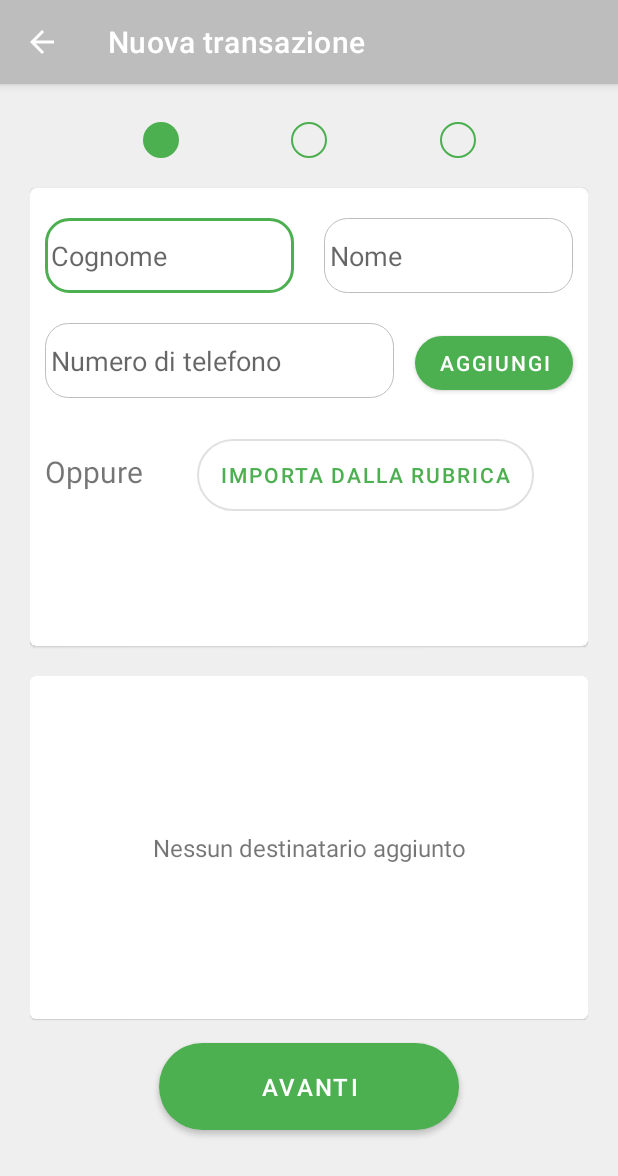
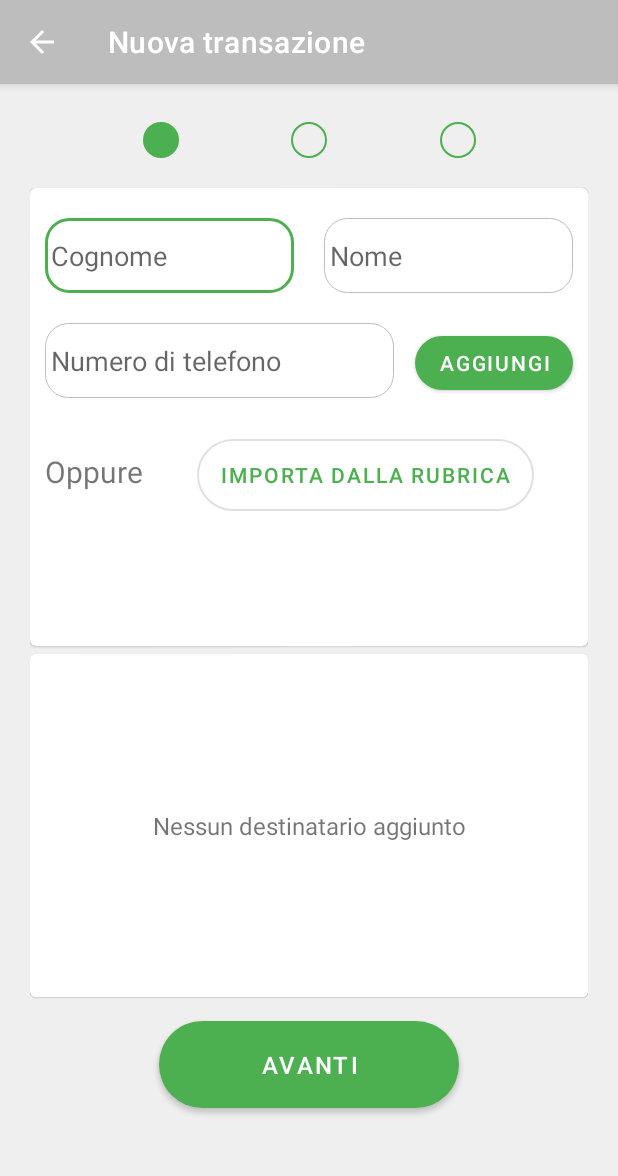
Before and after one commit to omarTornaghi/QuickBalance, an Android app: the screen it shows after launch (NuovaOpActivity), on a phone screen of 412 x 824 dp. Shown: the top 1176 px of the screen. Run offline under Robolectric (Android 15) with nearby library versions, the phone set to English and light mode, and no system bars; Roboto replaces fonts that are not available here.

Commit message:
Implementato logica di inserimento nel recycler view, miglioramenti generali

```diff
--- a/app/src/main/java/com/example/quickbalance/NuovaOpActivity.kt
+++ b/app/src/main/java/com/example/quickbalance/NuovaOpActivity.kt
@@ -1,17 +1,76 @@
 package com.example.quickbalance
 
 import android.os.Bundle
+import android.util.Log
 import android.view.View
+import android.widget.Toast
 import androidx.appcompat.app.AppCompatActivity
+import androidx.recyclerview.widget.LinearLayoutManager
+import com.example.quickbalance.Adapters.DestinatarioAdapter
+import com.example.quickbalance.DataTypes.DestinatarioType
 import kotlinx.android.synthetic.main.activity_creazione_stepuno.*
+import java.util.regex.Matcher
+import java.util.regex.Pattern
+
 
 class NuovaOpActivity: AppCompatActivity() {
+    private lateinit var list:ArrayList<DestinatarioType>
+    private lateinit var recyclerViewAdapter:DestinatarioAdapter
+
     override fun onCreate(savedInstanceState: Bundle?) {
         super.onCreate(savedInstanceState)
         setContentView(R.layout.activity_creazione_stepuno)
+        topAppBar.setNavigationOnClickListener(navigationIconOnClickListener)
+        buttonAggiungiDestinatario.setOnClickListener(aggiungiDestinatarioOnClickListener)
+        recyclerViewAdapter = setRecyclerView()
+        list = ArrayList()
+    }
 
-        topAppBar.setNavigationOnClickListener(navigationIconOnClickListener)
+    private fun setRecyclerView(): DestinatarioAdapter {
+        /* Set del recycler view */
+        val recyclerViewAdapter = DestinatarioAdapter(mutableListOf(), textViewDatiVuoti)
+        recyclerView.adapter = recyclerViewAdapter
+        recyclerView.layoutManager = LinearLayoutManager(this)
+        return recyclerViewAdapter
     }
+
+    private fun controllaNumero(telefono: String):Boolean{
+        val m:Matcher
+        val pattern = "^\\s*(?:\\+?(\\d{1,3}))?[-. (]*(\\d{3})[-. )]*(\\d{3})[-. ]*(\\d{4})(?: *x(\\d+))?\\s*$"
+        val r: Pattern = Pattern.compile(pattern)
+        m = r.matcher(telefono.trim())
+        if ((telefono.isBlank() || m.find())){
+            if(telefono.isBlank() || (telefono.get(0) != '+' && telefono.length == 10))
+                return true
+            if(telefono.isBlank() || (telefono.get(0) == '+' && telefono.length == 13))
+                return true
+        }
+        return false
+    }
+
+    private fun aggiungiDestinatario(cognome: String, nome: String, telefono: String){
+        if(cognome.isNotBlank() && nome.isNotBlank() && controllaNumero(telefono)){
+            list.add(DestinatarioType(cognome, nome, telefono))
+            recyclerViewAdapter.addItem(DestinatarioType(cognome, nome, telefono))
+        }
+        else
+            Toast.makeText(this,getString(R.string.fields_not_valid),Toast.LENGTH_SHORT).show()
+    }
+
+    private fun normalizzaStringa(sIn:String):String{
+        var s = sIn.replace(" ", "")
+        s = s.capitalize()
+        return s
+    }
+
+    val aggiungiDestinatarioOnClickListener=View.OnClickListener {
+        aggiungiDestinatario(
+            normalizzaStringa(editTextCognome.text.toString()),
+            normalizzaStringa(editTextNome.text.toString()),
+            editTextNumero.text.toString()
+        )
+    }
+
     val navigationIconOnClickListener= View.OnClickListener {
         finish()
     }
--- a/app/src/main/res/layout/activity_creazione_stepuno.xml
+++ b/app/src/main/res/layout/activity_creazione_stepuno.xml
@@ -88,7 +88,7 @@
                     android:layout_height="match_parent">
 
                     <com.google.android.material.textfield.TextInputEditText
-                        android:id="@+id/editTextTextCognome"
+                        android:id="@+id/editTextCognome"
                         android:layout_width="0dp"
                         android:layout_height="50dp"
                         android:layout_marginStart="10dp"
@@ -100,19 +100,19 @@
                         android:ems="10"
                         android:hint="Cognome"
                         android:inputType="textPersonName"
-                        android:nextFocusLeft="@+id/editTextTextNome"
-                        android:nextFocusRight="@+id/editTextTextNome"
-                        android:nextFocusUp="@+id/editTextTextNome"
-                        android:nextFocusDown="@+id/editTextTextNome"
+                        android:nextFocusLeft="@+id/editTextNome"
+                        android:nextFocusRight="@+id/editTextNome"
+                        android:nextFocusUp="@+id/editTextNome"
+                        android:nextFocusDown="@+id/editTextNome"
                         android:textColorHighlight="@color/green"
                         android:textColorLink="@color/green"
-                        app:layout_constraintEnd_toStartOf="@+id/editTextTextNome"
+                        app:layout_constraintEnd_toStartOf="@+id/editTextNome"
                         app:layout_constraintHorizontal_bias="0.3"
                         app:layout_constraintStart_toStartOf="parent"
                         app:layout_constraintTop_toTopOf="parent" />
 
                     <EditText
-                        android:id="@+id/editTextTextNome"
+                        android:id="@+id/editTextNome"
                         android:layout_width="0dp"
                         android:layout_height="50dp"
                         android:layout_marginStart="10dp"
@@ -125,10 +125,10 @@
                         android:inputType="textPersonName"
                         android:textColorHighlight="@color/green"
                         android:textColorLink="@color/green"
-                        app:layout_constraintBottom_toBottomOf="@+id/editTextTextCognome"
+                        app:layout_constraintBottom_toBottomOf="@+id/editTextCognome"
                         app:layout_constraintEnd_toEndOf="parent"
                         app:layout_constraintHorizontal_bias="0.5"
-                        app:layout_constraintStart_toEndOf="@+id/editTextTextCognome" />
+                        app:layout_constraintStart_toEndOf="@+id/editTextCognome" />
 
                     <EditText
                         android:id="@+id/editTextNumero"
@@ -143,9 +143,9 @@
                         android:ems="10"
                         android:hint="Numero di telefono"
                         android:inputType="phone"
-                        app:layout_constraintEnd_toStartOf="@+id/button2"
+                        app:layout_constraintEnd_toStartOf="@+id/buttonAggiungiDestinatario"
                         app:layout_constraintStart_toStartOf="parent"
-                        app:layout_constraintTop_toBottomOf="@+id/editTextTextCognome" />
+                        app:layout_constraintTop_toBottomOf="@+id/editTextCognome" />
 
                     <TextView
                         android:id="@+id/textView19"
@@ -160,7 +160,7 @@
                         app:layout_constraintTop_toBottomOf="@+id/editTextNumero" />
 
                     <Button
-                        android:id="@+id/button"
+                        android:id="@+id/buttonImportaRubrica"
                         style="?attr/materialButtonOutlinedStyle"
                         android:layout_width="wrap_content"
                         android:layout_height="60dp"
@@ -176,7 +176,7 @@
                         app:layout_constraintStart_toEndOf="@+id/textView19" />
 
                     <Button
-                        android:id="@+id/button2"
+                        android:id="@+id/buttonAggiungiDestinatario"
                         android:layout_width="wrap_content"
                         android:layout_height="wrap_content"
                         android:layout_marginEnd="10dp"
@@ -194,7 +194,7 @@
                 android:id="@+id/cardView"
                 android:layout_width="match_parent"
                 android:layout_height="0dp"
-                android:layout_marginTop="20dp"
+                android:layout_marginTop="5dp"
                 android:background="@color/gray_light"
                 app:cardElevation="0.5dp"
                 app:layout_constraintEnd_toEndOf="parent"
@@ -215,7 +215,7 @@
                         app:layout_constraintTop_toTopOf="parent" />
 
                     <TextView
-                        android:id="@+id/textView15"
+                        android:id="@+id/textViewDatiVuoti"
                         android:layout_width="wrap_content"
                         android:layout_height="wrap_content"
                         android:text="Nessun destinatario aggiunto"
--- a/app/src/main/res/layout/card_destinatario.xml
+++ b/app/src/main/res/layout/card_destinatario.xml
@@ -29,11 +29,11 @@
             android:text="Tornaghi Omar"
             android:textColor="@color/blue"
             android:textSize="16sp"
-            app:layout_constraintStart_toStartOf="@+id/textView12"
+            app:layout_constraintStart_toStartOf="@+id/textViewTelefono"
             app:layout_constraintTop_toTopOf="parent" />
 
         <TextView
-            android:id="@+id/textView12"
+            android:id="@+id/textViewTelefono"
             android:layout_width="wrap_content"
             android:layout_height="wrap_content"
             android:layout_marginStart="13dp"
--- a/app/src/main/res/values/strings.xml
+++ b/app/src/main/res/values/strings.xml
@@ -15,7 +15,7 @@
     <string name="history">Storico</string>
     <string name="history_op_home_fragment">Tocca per visualizzare lo storico</string>
     <string name="gives_to_me">Mi deve:</string>
-    <string name="search_editText">Cerca per nome,cognome,descrizione...</string>
+    <string name="search_editText">Cerca per nome,cognome,descrizione…</string>
     <string name="get_money">Riscatta</string>
     <string name="payed">Ha pagato:</string>
     <string name="of">su</string>
@@ -23,4 +23,5 @@
     <string name="to">al</string>
     <string name="not_defined">non definito</string>
     <string name="update">Modifica</string>
+    <string name="fields_not_valid">Campi non validi</string>
 </resources>
```
Also changed, not shown: app/src/main/java/com/example/quickbalance/Adapters/DestinatarioAdapter.kt (added, +63 -0 lines), app/src/main/java/com/example/quickbalance/DataTypes/DestinatarioType.kt (added, +8 -0 lines).
